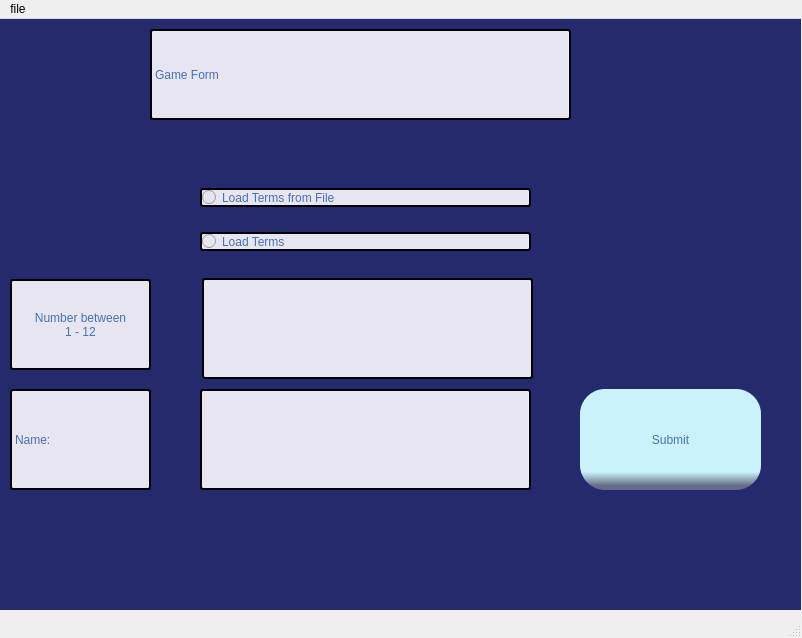
First picture: the form in mainwindow/mainwindow.ui, repository ErinCleaver-Dev/Hangman-final-project, before the edit.
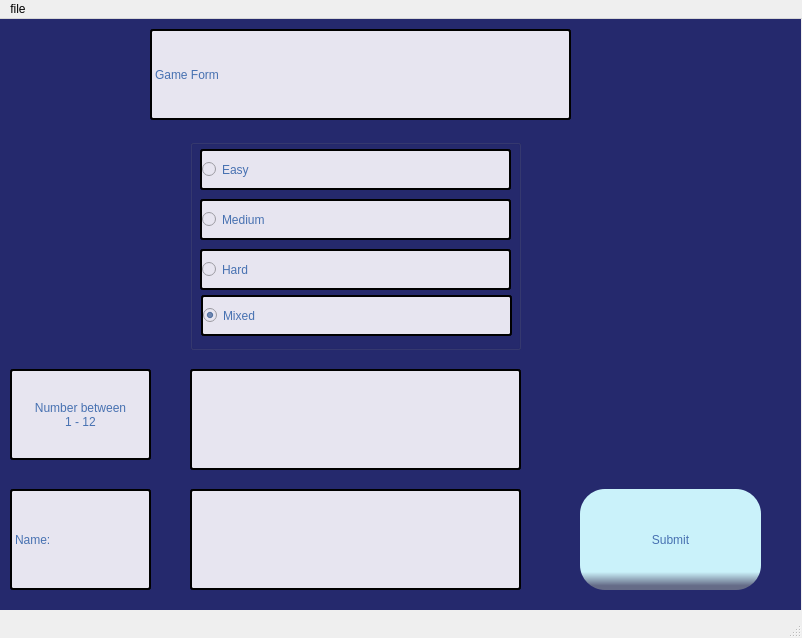
Second picture: the form after the edit. The open tabs and pages were chosen to show the change.

Diff of the .ui file:
```diff
--- a/mainwindow/mainwindow.ui
+++ b/mainwindow/mainwindow.ui
@@ -147,7 +147,7 @@
       <property name="geometry">
        <rect>
         <x>40</x>
-        <y>370</y>
+        <y>470</y>
         <width>141</width>
         <height>101</height>
        </rect>
@@ -168,7 +168,7 @@
       <property name="geometry">
        <rect>
         <x>610</x>
-        <y>370</y>
+        <y>470</y>
         <width>181</width>
         <height>101</height>
        </rect>
@@ -198,7 +198,7 @@
       <property name="geometry">
        <rect>
         <x>40</x>
-        <y>260</y>
+        <y>350</y>
         <width>141</width>
         <height>91</height>
        </rect>
@@ -243,8 +243,8 @@
      <widget class="QLineEdit" name="txGetNumber">
       <property name="geometry">
        <rect>
-        <x>232</x>
-        <y>259</y>
+        <x>220</x>
+        <y>350</y>
         <width>331</width>
         <height>101</height>
        </rect>
@@ -267,8 +267,8 @@
      <widget class="QLineEdit" name="txGetName">
       <property name="geometry">
        <rect>
-        <x>230</x>
-        <y>370</y>
+        <x>220</x>
+        <y>470</y>
         <width>331</width>
         <height>101</height>
        </rect>
@@ -288,59 +288,105 @@
 border-radius: 3px;</string>
       </property>
      </widget>
-     <widget class="QWidget" name="layoutWidget">
+     <widget class="QGroupBox" name="RadioButtons">
       <property name="geometry">
        <rect>
-        <x>230</x>
-        <y>150</y>
+        <x>220</x>
+        <y>120</y>
         <width>331</width>
-        <height>101</height>
+        <height>211</height>
        </rect>
       </property>
-      <layout class="QVBoxLayout" name="RadioButtons">
-       <item>
-        <widget class="QRadioButton" name="rbLoadTermsFromFile">
-         <property name="toolTip">
-          <string>Loads the terms internally.</string>
-         </property>
-         <property name="toolTipDuration">
-          <number>1000</number>
+      <property name="title">
+       <string/>
+      </property>
+      <widget class="QRadioButton" name="rbEasy">
+       <property name="geometry">
+        <rect>
+         <x>10</x>
+         <y>10</y>
+         <width>311</width>
+         <height>41</height>
+        </rect>
          </property>
          <property name="styleSheet">
           <string notr="true">background-color: rgb(231, 229, 240);
-font: 20pt &quot;MS Shell Dlg 2&quot;;
+font: 12pt &quot;MS Shell Dlg 2&quot;;
 qproperty-alignment: AlignCenter;
 color: rgb(71, 113, 177);
 border: 2px solid black;
 border-radius: 3px;</string>
          </property>
          <property name="text">
-          <string>Load Terms from File</string>
-         </property>
-        </widget>
-       </item>
-       <item>
-        <widget class="QRadioButton" name="rbLoadTerms">
-         <property name="toolTip">
-          <string>Chose this option to load from file</string>
-         </property>
-         <property name="toolTipDuration">
-          <number>1000</number>
-         </property>
+        <string>Easy</string>
+       </property>
+      </widget>
+      <widget class="QRadioButton" name="rbMedium">
+       <property name="geometry">
+        <rect>
+         <x>10</x>
+         <y>60</y>
+         <width>311</width>
+         <height>41</height>
+        </rect>
+       </property>
+       <property name="styleSheet">
+        <string notr="true">background-color: rgb(231, 229, 240);
+font: 12pt &quot;MS Shell Dlg 2&quot;;
+qproperty-alignment: AlignCenter;
+color: rgb(71, 113, 177);
+border: 2px solid black;
+border-radius: 3px;</string>
+       </property>
+       <property name="text">
+        <string>Medium</string>
+       </property>
+      </widget>
+      <widget class="QRadioButton" name="rbHard">
+       <property name="geometry">
+        <rect>
+         <x>10</x>
+         <y>110</y>
+         <width>311</width>
+         <height>41</height>
+        </rect>
+       </property>
          <property name="styleSheet">
           <string notr="true">background-color: rgb(231, 229, 240);
-font: 20pt &quot;MS Shell Dlg 2&quot;;
+font: 12pt &quot;MS Shell Dlg 2&quot;;
 qproperty-alignment: AlignCenter;
 color: rgb(71, 113, 177);
 border: 2px solid black;
 border-radius: 3px;</string>
          </property>
          <property name="text">
-          <string>Load Terms</string>
-         </property>
-        </widget>
-       </item>
-      </layout>
+        <string>Hard</string>
+       </property>
+      </widget>
+      <widget class="QRadioButton" name="rbMixed">
+       <property name="geometry">
+        <rect>
+         <x>11</x>
+         <y>156</y>
+         <width>311</width>
+         <height>41</height>
+        </rect>
+       </property>
+       <property name="styleSheet">
+        <string notr="true">background-color: rgb(231, 229, 240);
+font: 12pt &quot;MS Shell Dlg 2&quot;;
+qproperty-alignment: AlignCenter;
+color: rgb(71, 113, 177);
+border: 2px solid black;
+border-radius: 3px;</string>
+       </property>
+       <property name="text">
+        <string>Mixed</string>
+       </property>
+       <property name="checked">
+        <bool>true</bool>
+       </property>
+      </widget>
      </widget>
     </widget>
     <widget class="QWidget" name="Hangman">
```
Lines whose indentation alone changed are shown as unchanged.
